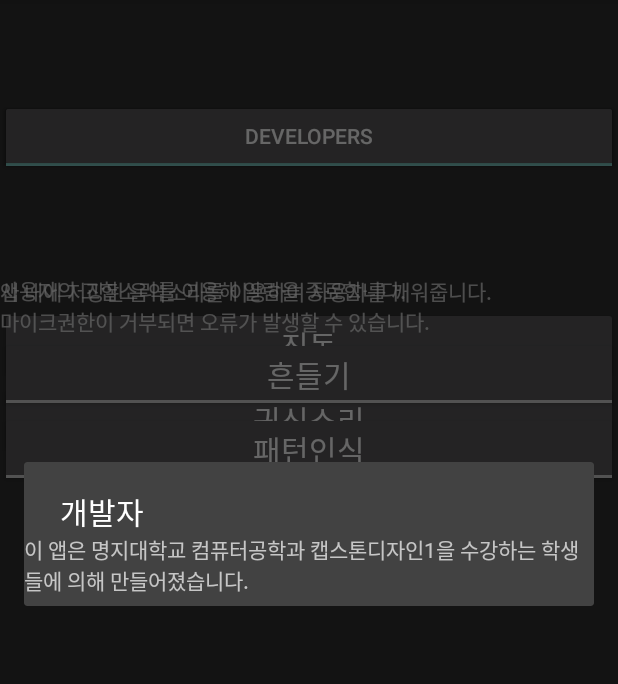
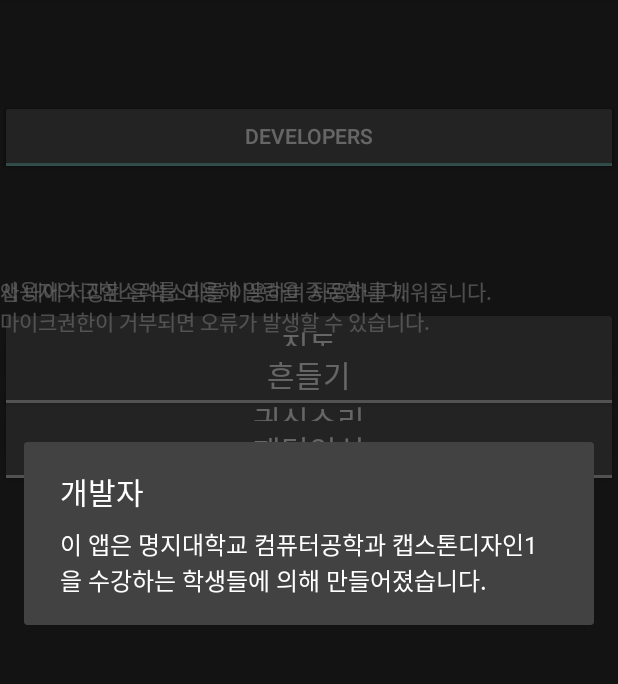
Before and after one commit to m022495/are_you_sleeping, an Android app: the TabActivity screen opened directly, with no data from a screen before it, after a tap on "음악소리", on a phone screen of 412 x 824 dp, the part 84-768 px from its top. Run offline under Robolectric (Android 15) with nearby library versions, the phone set to English and light mode, and no system bars.

Commit message:
오타 수정

```diff
--- a/app/src/main/java/com/google/android/gms/samples/vision/face/facetracker/TabActivity.java
+++ b/app/src/main/java/com/google/android/gms/samples/vision/face/facetracker/TabActivity.java
@@ -106,9 +106,7 @@ public class TabActivity extends AppCompatActivity {
     public void clickDev(View v){
         AlertDialog.Builder ad = new AlertDialog.Builder(TabActivity.this);
         ad.setTitle("개발자");
-        TextView tv = new TextView(TabActivity.this);
-        tv.setText("이 앱은 명지대학교 컴퓨터공학과 캡스톤디자인1을 수강하는 학생들에 의해 만들어졌습니다.");
-        ad.setView(tv);
+        ad.setMessage("이 앱은 명지대학교 컴퓨터공학과 캡스톤디자인1을 수강하는 학생들에 의해 만들어졌습니다.");
         ad.show();
     }
 
--- a/app/src/main/res/layout/activity_tab.xml
+++ b/app/src/main/res/layout/activity_tab.xml
@@ -118,7 +118,7 @@
                 <TextView
                     android:layout_width="match_parent"
                     android:layout_height="match_parent"
-                    android:text="사용자의 고합소리를 이용해 알람을 종료합니다.\n마이크권한이 거부되면 오류가 발생할 수 있습니다."/>
+                    android:text="사용자의 고함소리를 이용해 알람을 종료합니다.\n마이크권한이 거부되면 오류가 발생할 수 있습니다."/>
             </LinearLayout>
 `
             <ToggleButton
```
Also changed, not shown: app/src/main/java/com/google/android/gms/samples/vision/face/facetracker/FaceGraphic.java (+4 -4 lines).
